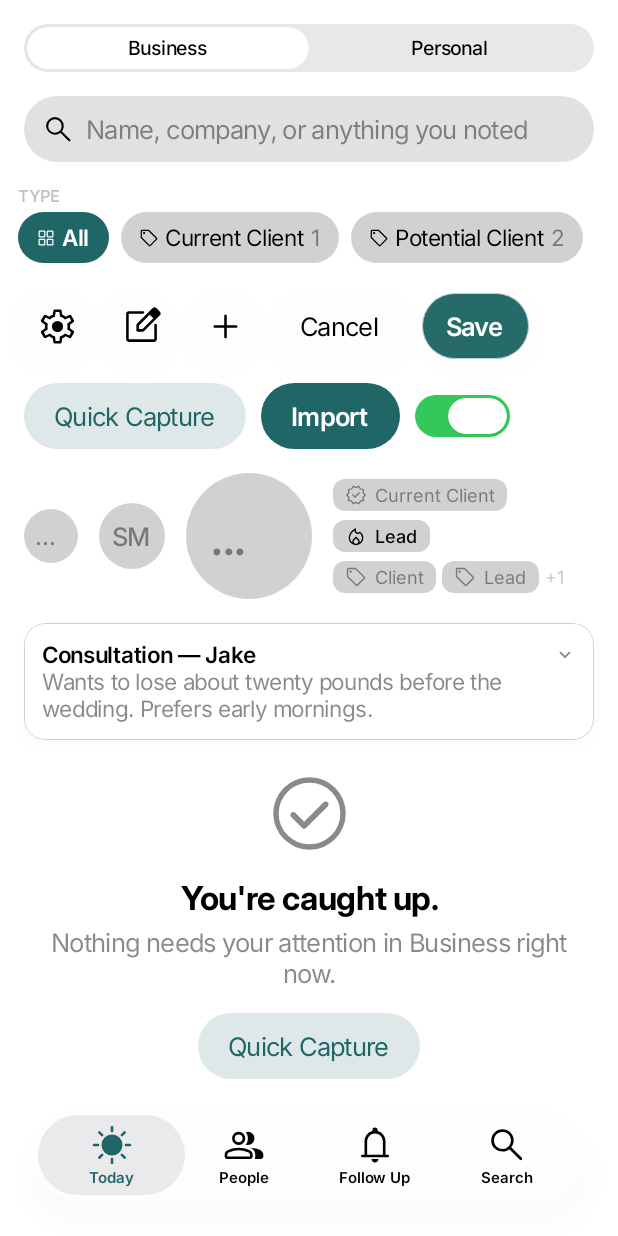
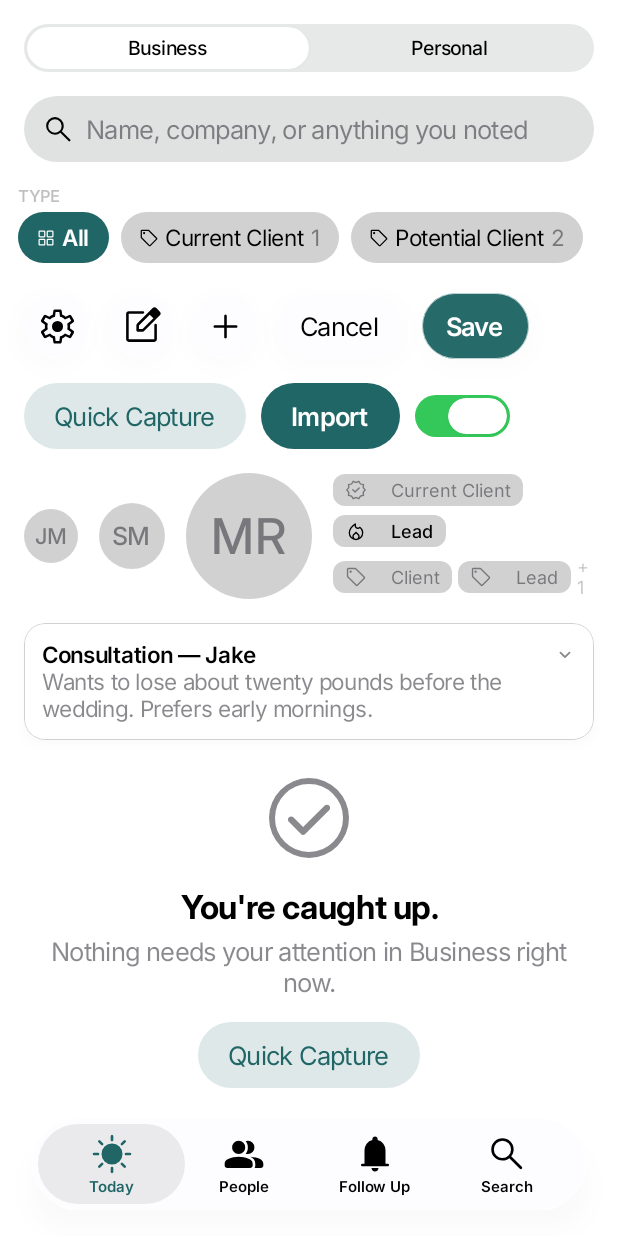
Before and after one commit to chrisallenclark/Keepr, an Android app built with Jetpack Compose: the composable ControlsPage shown on its own in the app's theme, on a phone screen of 412 x 824 dp. Run offline under Robolectric (Android 15) with nearby library versions, the phone set to English and light mode, and no system bars.

Commit message:
Android design system: fixes from the first iOS comparison
Measured from the side-by-side captures:

- Separators drawn one physical pixel tall (they were zero height)
- Avatar initials shrink to fit instead of truncating
- 10pt gap between the navigation bar and the pinned switch or search field
- Every tab symbol filled, as iOS 26 draws them; tab bar 21pt above the
  bottom edge with gesture navigation, above the buttons otherwise
- Label icon-to-text gap at iOS's ~1.5x type size (tag chips, due dates)
- Plain list rows and letter headers spaced as on iOS
- Large title, empty state and profile header positions matched
- README describes the design preview and the comparison artifacts

Co-Authored-By: Claude Opus 5.5 <noreply@anthropic.com>
Claude-Session: https://claude.ai/code/session_0174fc9HTbxTwcUShXdLMuUf

```diff
--- a/android/app/src/main/java/com/chrisallenclark/keepr/RootView.kt
+++ b/android/app/src/main/java/com/chrisallenclark/keepr/RootView.kt
@@ -29,9 +29,9 @@ import com.chrisallenclark.keepr.ui.components.TabItem
 
 /** The four places the app can be. Settings lives behind a button on Today. */
 private val tabs = listOf(
-    TabItem("Today", "sun.max", "sun.max.fill"),
-    TabItem("People", "person.2", "person.2.fill"),
-    TabItem("Follow Up", "bell", "bell.fill"),
+    TabItem("Today", "sun.max.fill"),
+    TabItem("People", "person.2.fill"),
+    TabItem("Follow Up", "bell.fill"),
     TabItem("Search", "magnifyingglass"),
 )
 
--- a/android/app/src/main/java/com/chrisallenclark/keepr/gallery/GalleryScreen.kt
+++ b/android/app/src/main/java/com/chrisallenclark/keepr/gallery/GalleryScreen.kt
@@ -218,6 +218,7 @@ private fun ColorPage() {
     }
 }
 
+@OptIn(ExperimentalLayoutApi::class)
 @Composable
 private fun ControlsPage() {
     var personal by remember { mutableStateOf(false) }
@@ -237,7 +238,11 @@ private fun ControlsPage() {
             type,
             { type = it },
         )
-        Row(Modifier.padding(16.dp), horizontalArrangement = Arrangement.spacedBy(12.dp), verticalAlignment = Alignment.CenterVertically) {
+        FlowRow(
+            Modifier.padding(16.dp),
+            horizontalArrangement = Arrangement.spacedBy(12.dp),
+            verticalArrangement = Arrangement.spacedBy(12.dp),
+        ) {
             ToolbarButton("gearshape", "Settings", {})
             ToolbarButton("square.and.pencil", "Compose", {})
             ToolbarButton("plus", "Add", {})
@@ -283,9 +288,9 @@ private fun ControlsPage() {
         Spacer(Modifier.height(Spacing.large))
         KeeprTabBar(
             items = listOf(
-                TabItem("Today", "sun.max", "sun.max.fill"),
-                TabItem("People", "person.2", "person.2.fill"),
-                TabItem("Follow Up", "bell", "bell.fill"),
+                TabItem("Today", "sun.max.fill"),
+                TabItem("People", "person.2.fill"),
+                TabItem("Follow Up", "bell.fill"),
                 TabItem("Search", "magnifyingglass"),
             ),
             selectedIndex = tab,
--- a/android/app/src/main/java/com/chrisallenclark/keepr/ui/components/Avatar.kt
+++ b/android/app/src/main/java/com/chrisallenclark/keepr/ui/components/Avatar.kt
@@ -7,6 +7,8 @@ import androidx.compose.foundation.layout.Box
 import androidx.compose.foundation.layout.padding
 import androidx.compose.foundation.layout.size
 import androidx.compose.foundation.shape.CircleShape
+import androidx.compose.foundation.text.BasicText
+import androidx.compose.foundation.text.TextAutoSize
 import androidx.compose.runtime.Composable
 import androidx.compose.runtime.remember
 import androidx.compose.ui.Alignment
@@ -18,6 +20,7 @@ import androidx.compose.ui.semantics.clearAndSetSemantics
 import androidx.compose.ui.text.TextStyle
 import androidx.compose.ui.unit.Dp
 import androidx.compose.ui.unit.dp
+import androidx.compose.ui.unit.sp
 import com.chrisallenclark.keepr.ui.theme.KeeprTheme
 import com.chrisallenclark.keepr.ui.theme.medium
 
@@ -62,11 +65,17 @@ fun Avatar(
         AvatarSize.Large -> typography.largeTitle
     }.medium
     Box(base.background(colors.quaternaryLabel), contentAlignment = Alignment.Center) {
-        KText(
+        // `.minimumScaleFactor(0.6)`: initials shrink rather than truncate.
+        BasicText(
             text = initials,
-            style = style,
-            color = colors.secondaryLabel,
+            style = style.copy(color = colors.secondaryLabel),
             maxLines = 1,
+            softWrap = false,
+            autoSize = TextAutoSize.StepBased(
+                minFontSize = style.fontSize * 0.6f,
+                maxFontSize = style.fontSize,
+                stepSize = 0.5.sp,
+            ),
             modifier = Modifier.padding(size.diameter * 0.2f),
         )
     }
--- a/android/app/src/main/java/com/chrisallenclark/keepr/ui/components/Chips.kt
+++ b/android/app/src/main/java/com/chrisallenclark/keepr/ui/components/Chips.kt
@@ -42,15 +42,13 @@ fun TagChip(
     val colors = KeeprTheme.colors
     val style = KeeprTheme.typography.caption.let { if (isProminent) it.medium else it }
     val tint = if (isProminent) colors.label else colors.secondaryLabel
-    Row(
-        modifier = modifier
-            .background(colors.quaternaryLabel, RoundedCornerShape(Radius.chip))
-            .padding(horizontal = Spacing.small, vertical = 3.dp),
-        verticalAlignment = Alignment.CenterVertically,
-        horizontalArrangement = Arrangement.spacedBy(5.dp),
-    ) {
-        if (symbolName != null) SfSymbol(symbolName, tint, style)
-        KText(name, style = style, color = tint)
+    val chip = modifier
+        .background(colors.quaternaryLabel, RoundedCornerShape(Radius.chip))
+        .padding(horizontal = Spacing.small, vertical = 3.dp)
+    if (symbolName != null) {
+        IconLabel(name, symbolName, style, tint, chip)
+    } else {
+        KText(name, chip, style = style, color = tint)
     }
 }
 
--- a/android/app/src/main/java/com/chrisallenclark/keepr/ui/components/EmptyState.kt
+++ b/android/app/src/main/java/com/chrisallenclark/keepr/ui/components/EmptyState.kt
@@ -36,7 +36,7 @@ fun EmptyState(
             .padding(horizontal = 32.dp),
         horizontalAlignment = Alignment.CenterHorizontally,
     ) {
-        SfSymbol(symbolName, colors.secondaryLabel, 58.dp)
+        SfSymbol(symbolName, colors.secondaryLabel, 64.dp)
         Spacer(Modifier.height(14.dp))
         KText(title, style = typography.title2.bold, textAlign = TextAlign.Center)
         if (description != null) {
--- a/android/app/src/main/java/com/chrisallenclark/keepr/ui/components/Lists.kt
+++ b/android/app/src/main/java/com/chrisallenclark/keepr/ui/components/Lists.kt
@@ -19,6 +19,7 @@ import androidx.compose.runtime.remember
 import androidx.compose.ui.Alignment
 import androidx.compose.ui.Modifier
 import androidx.compose.ui.draw.clip
+import androidx.compose.ui.platform.LocalDensity
 import androidx.compose.ui.semantics.heading
 import androidx.compose.ui.semantics.semantics
 import androidx.compose.ui.unit.Dp
@@ -136,11 +137,14 @@ fun SectionHeader(
 /** A hairline between rows, starting at [start] and stopping 16pt from the end. */
 @Composable
 fun Separator(modifier: Modifier = Modifier, start: Dp = ListMetrics.rowHorizontal, end: Dp = ListMetrics.rowHorizontal) {
+    // One physical pixel, as UIKit draws separators (Dp.Hairline is zero
+    // height when used as a size).
+    val hairline = (1f / LocalDensity.current.density).dp
     Box(
         modifier
             .padding(start = start, end = end)
             .fillMaxWidth()
-            .height(Dp.Hairline)
+            .height(hairline)
             .background(KeeprTheme.colors.separator),
     )
 }
--- a/android/app/src/main/java/com/chrisallenclark/keepr/ui/components/Rows.kt
+++ b/android/app/src/main/java/com/chrisallenclark/keepr/ui/components/Rows.kt
@@ -159,10 +159,7 @@ fun PersonRow(
             }
             if (nextDue != null) {
                 val tint = if (nextIsOverdue) colors.orange else colors.secondaryLabel
-                Row(horizontalArrangement = Arrangement.spacedBy(5.dp), verticalAlignment = Alignment.CenterVertically) {
-                    SfSymbol("bell", tint, typography.caption2)
-                    KText(nextDue, style = typography.caption2, color = tint, maxLines = 1)
-                }
+                IconLabel(nextDue, "bell", typography.caption2, tint, maxLines = 1)
             }
         }
     }
@@ -252,3 +249,27 @@ fun TabBarClearance() = Spacer(
         .navigationBarsPadding()
         .height(com.chrisallenclark.keepr.ui.theme.Chrome.tabBarClearance),
 )
+
+/**
+ * SwiftUI's `Label` in `.titleAndIcon` style. iOS 26 leaves a wide gap after
+ * the symbol — measured at about 1.5× the type size — which is a big part of
+ * why its chips and captions look airy.
+ */
+@Composable
+fun IconLabel(
+    title: String,
+    symbolName: String,
+    style: androidx.compose.ui.text.TextStyle,
+    color: Color,
+    modifier: Modifier = Modifier,
+    maxLines: Int = Int.MAX_VALUE,
+) {
+    Row(
+        modifier,
+        verticalAlignment = Alignment.CenterVertically,
+        horizontalArrangement = Arrangement.spacedBy((style.fontSize.value * 1.5f - 2f).dp),
+    ) {
+        SfSymbol(symbolName, color, style)
+        KText(title, style = style, color = color, maxLines = maxLines)
+    }
+}
--- a/android/app/src/main/java/com/chrisallenclark/keepr/ui/components/TabBar.kt
+++ b/android/app/src/main/java/com/chrisallenclark/keepr/ui/components/TabBar.kt
@@ -11,7 +11,8 @@ import androidx.compose.foundation.layout.Column
 import androidx.compose.foundation.layout.fillMaxHeight
 import androidx.compose.foundation.layout.fillMaxWidth
 import androidx.compose.foundation.layout.height
-import androidx.compose.foundation.layout.navigationBarsPadding
+import androidx.compose.foundation.layout.WindowInsets
+import androidx.compose.foundation.layout.navigationBars
 import androidx.compose.foundation.layout.offset
 import androidx.compose.foundation.layout.padding
 import androidx.compose.foundation.layout.width
@@ -23,6 +24,7 @@ import androidx.compose.runtime.getValue
 import androidx.compose.runtime.remember
 import androidx.compose.ui.Alignment
 import androidx.compose.ui.Modifier
+import androidx.compose.ui.platform.LocalDensity
 import androidx.compose.ui.semantics.Role
 import androidx.compose.ui.unit.dp
 import androidx.compose.ui.unit.sp
@@ -32,8 +34,9 @@ import com.chrisallenclark.keepr.ui.theme.KeeprTheme
 import com.chrisallenclark.keepr.ui.theme.Motion
 import com.chrisallenclark.keepr.ui.theme.semibold
 
+/** A tab. iOS 26 draws every tab's symbol in its `.fill` variant, selected or not. */
 @Immutable
-data class TabItem(val title: String, val symbolName: String, val selectedSymbolName: String = symbolName)
+data class TabItem(val title: String, val symbolName: String)
 
 /**
  * The iOS 26 floating tab bar: a glass capsule above the home indicator, with
@@ -43,6 +46,11 @@ data class TabItem(val title: String, val symbolName: String, val selectedSymbol
  * 21pt from the sides and bottom, a 92pt pill inset 4pt. The pill is wider than
  * a quarter of the bar, so pill centers are spread evenly between the two
  * ends rather than centered in equal slots — that's what iOS does too.
+ *
+ * iOS sits the bar 21pt above the screen's bottom edge, over the home
+ * indicator. Android's gesture handle is the same idea, so the bar keeps that
+ * margin when gesture navigation is on; with three-button navigation it sits
+ * just above the buttons instead.
  */
 @Composable
 fun KeeprTabBar(
@@ -53,13 +61,19 @@ fun KeeprTabBar(
 ) {
     val colors = KeeprTheme.colors
     val haptics = rememberHaptics()
+    val density = LocalDensity.current
+    val navigationInset = with(density) { WindowInsets.navigationBars.getBottom(density).toDp() }
+    val bottom = if (navigationInset <= 32.dp) {
+        maxOf(Chrome.tabBarBottomMargin, navigationInset)
+    } else {
+        navigationInset + 8.dp
+    }
     BoxWithConstraints(
         modifier
-            .navigationBarsPadding()
             .padding(
                 start = Chrome.tabBarSideMargin,
                 end = Chrome.tabBarSideMargin,
-                bottom = Chrome.tabBarBottomMargin,
+                bottom = bottom,
             )
             .fillMaxWidth()
             .height(Chrome.tabBarHeight)
@@ -103,11 +117,7 @@ fun KeeprTabBar(
                 horizontalAlignment = Alignment.CenterHorizontally,
                 verticalArrangement = Arrangement.Center,
             ) {
-                SfSymbol(
-                    if (isSelected) item.selectedSymbolName else item.symbolName,
-                    tint,
-                    28.dp,
-                )
+                SfSymbol(item.symbolName, tint, 28.dp)
                 KText(
                     item.title,
                     style = KeeprTheme.typography.caption2.semibold.copy(fontSize = 10.sp, letterSpacing = 0.sp),
--- a/android/app/src/main/java/com/chrisallenclark/keepr/ui/components/TopBar.kt
+++ b/android/app/src/main/java/com/chrisallenclark/keepr/ui/components/TopBar.kt
@@ -78,6 +78,7 @@ fun KeeprTopBar(
             Box(Modifier.align(Alignment.CenterEnd)) { trailing?.invoke() }
         }
         if (pinned != null) {
+            Spacer(Modifier.height(Chrome.navigationBarBottomGap))
             pinned()
         } else {
             Spacer(Modifier.height(Spacing.small))
@@ -109,7 +110,7 @@ fun KeeprLargeTitleBar(
             maxLines = 1,
             modifier = Modifier
                 .padding(horizontal = 16.dp)
-                .padding(top = 4.dp, bottom = 10.dp)
+                .padding(top = 11.dp, bottom = 10.dp)
                 .semantics { heading() },
         )
         pinned?.invoke(this)
```
Also changed, not shown: android/app/src/main/java/com/chrisallenclark/keepr/preview/PreviewScreens.kt (+4 -4 lines), 1 other file.
